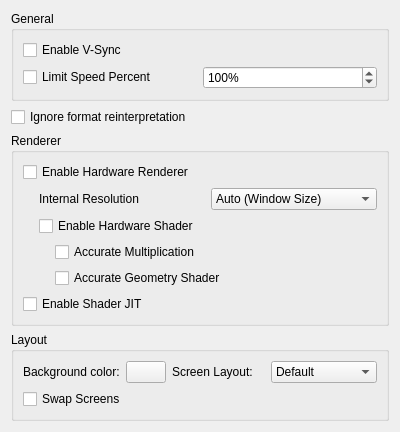
First picture: the form in src/citra_qt/configuration/configure_graphics.ui, repository taken2009/citra, before the edit.
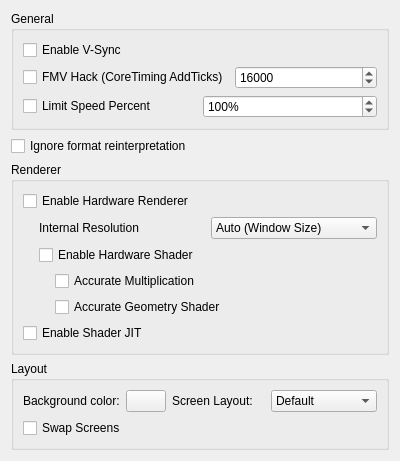
Second picture: the form after the edit.

Commit message: Add FMV_hack option(Core timing overwrite)

What changed in the file:
```diff
--- a/src/citra_qt/configuration/configure_graphics.ui
+++ b/src/citra_qt/configuration/configure_graphics.ui
@@ -27,6 +27,30 @@
         </property>
        </widget>
       </item>
+        <item>
+         <layout class="QHBoxLayout" name="horizontalLayout_6">
+          <item>
+           <widget class="QCheckBox" name="FMV_hack">
+            <property name="text">
+             <string>FMV Hack (CoreTiming AddTicks)</string>
+            </property>
+           </widget>
+          </item>
+          <item>
+           <widget class="QSpinBox" name="AddTicks">
+            <property name="minimum">
+             <number>1</number>
+            </property>
+            <property name="maximum">
+             <number>999999</number>
+            </property>
+            <property name="value">
+             <number>16000</number>
+            </property>
+           </widget>
+          </item>
+         </layout>
+        </item>
       <item>
        <layout class="QHBoxLayout" name="horizontalLayout_2">
         <item>
```
The commit also changes 4 other files.
